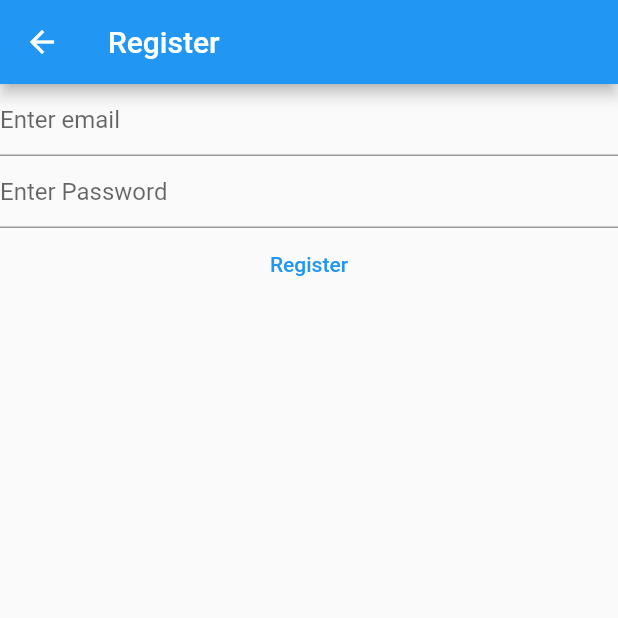
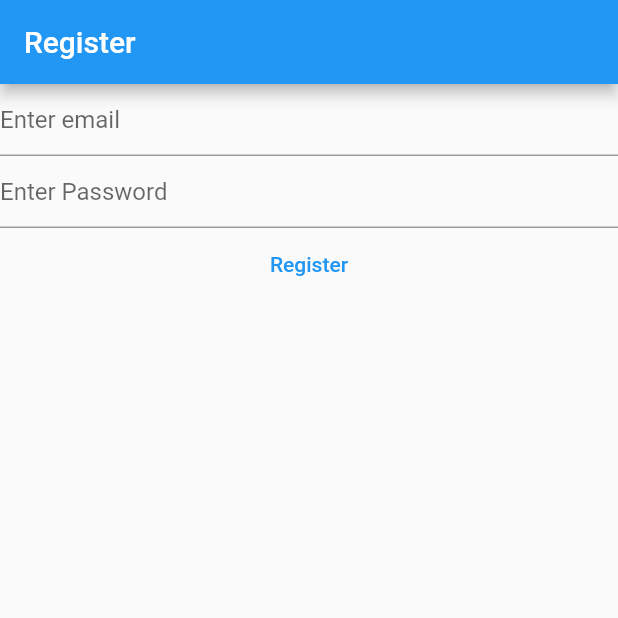
Before and after one commit to ximnet-huisheng/flutter-huislaw-mynotes, a Flutter app: the RegisterView screen opened directly, after a tap on "Register", on a phone screen of 412 x 824 dp, the top half of it. Run offline on Flutter 3.47's test engine with Material 2 defaults, Android fonts, the phone set to English and light mode, and no system bars; our stand-ins replace firebase_auth, firebase_core; accounts and stored records are empty; network calls fail.

```diff
--- a/lib/main.dart
+++ b/lib/main.dart
@@ -12,7 +12,7 @@ void main() {
     theme: ThemeData(
       primarySwatch: Colors.blue,
     ),
-    home: const LoginView(),
+    home: const RegisterView(),
   ));
 }
 
@@ -81,11 +81,22 @@ class _RegisterViewState extends State<RegisterView> {
 
                         final email = _email.text;
                         final password = _password.text;
-
-                        final userCredential = await FirebaseAuth.instance
-                            .createUserWithEmailAndPassword(
-                                email: email, password: password);
-                        debugPrint(userCredential.toString());
+                        try {
+                          final userCredential = await FirebaseAuth.instance
+                              .createUserWithEmailAndPassword(
+                                  email: email, password: password);
+                          debugPrint(userCredential.toString());
+                        } on FirebaseAuthException catch (e) {
+                          if (e.code == 'weak-password') {
+                            print('weak password');
+                          } else if (e.code == 'email-already-in-use') {
+                            print('email is in use.');
+                          } else if (e.code == 'invalid-email') {
+                            print('invalid email.');
+                          } else {
+                            print(e.code);
+                          }
+                        }
                       },
                       child: const Text('Register'),
                     ),
```
